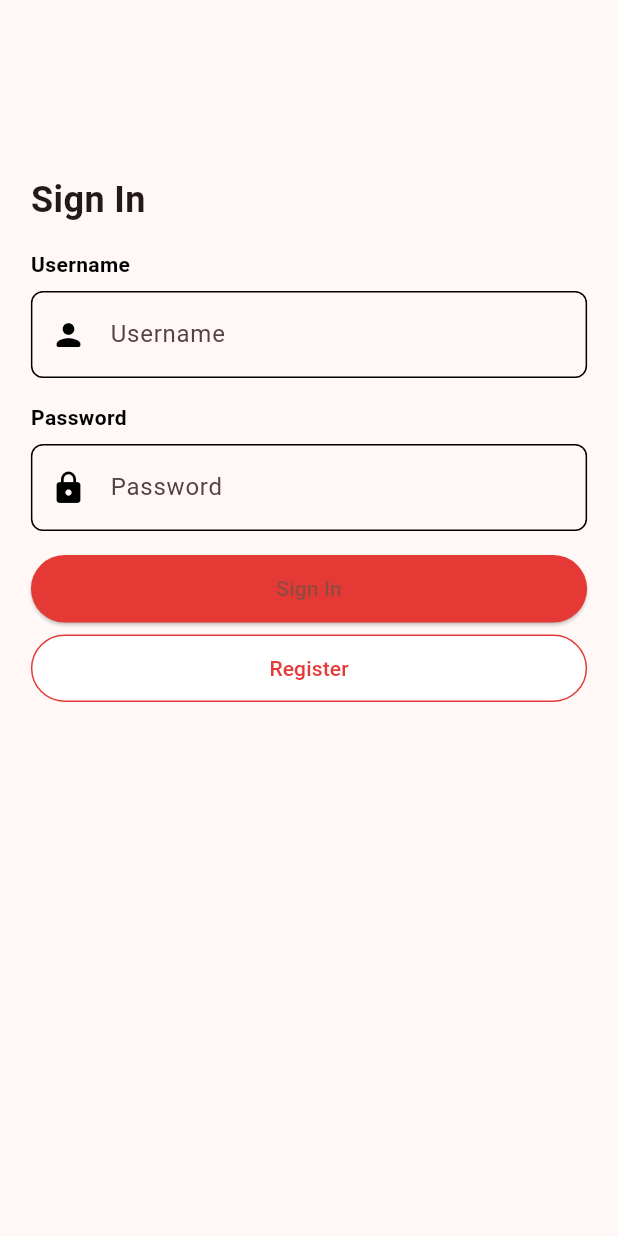
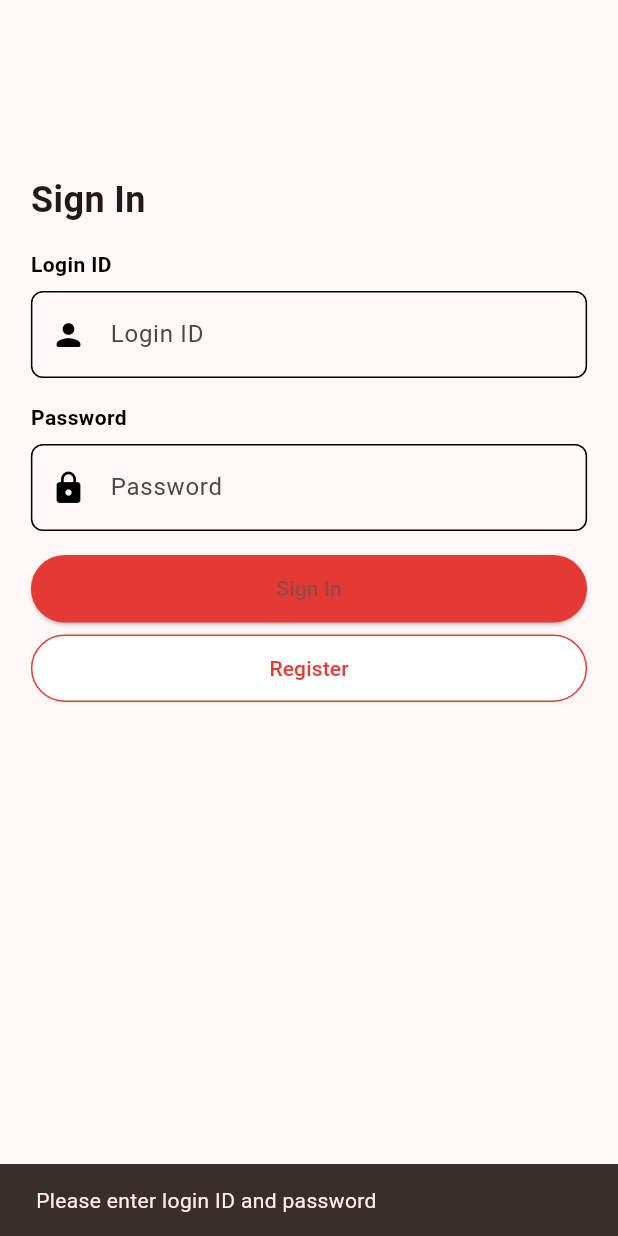
Before and after one commit to Benita-dart/PrimusSuites, a Flutter app: the Signin screen opened directly, after a tap on "Sign In", on a phone screen of 412 x 824 dp. Run offline on Flutter 3.47's test engine with Material 3 defaults, Android fonts, the phone set to English and light mode, and no system bars; our stand-ins replace qr_flutter; network calls fail.

Commit message:
Fixed issues with sign in, get account and dashboard

```diff
--- a/lib/features/Home Scree/views/buyairtime.dart
+++ b/lib/features/Home Scree/views/buyairtime.dart
@@ -24,7 +24,7 @@ class BuyAirtime extends StatelessWidget {
                   IconButton(onPressed: () {
                     Navigator.push(context,
                         MaterialPageRoute(
-                            builder: (context) => MyHomePage(username: '',)
+                            builder: (context) => MyHomePage(token: '',)
                         ));
                   }, icon: const Icon(CupertinoIcons.back)),
                   const Text('Buy Airtime',
--- a/lib/features/Home Scree/views/receivemoney.dart
+++ b/lib/features/Home Scree/views/receivemoney.dart
@@ -25,7 +25,7 @@ class ReceiveMoney extends StatelessWidget {
                   IconButton(onPressed: () {
                     Navigator.push(context,
                         MaterialPageRoute(
-                            builder: (context) => MyHomePage(username: '',)
+                            builder: (context) => MyHomePage(token: '',)
                         ));
                   }, icon: const Icon(CupertinoIcons.back)),
                  const  Text('Receive Money', style: TextStyle(
--- a/lib/features/Home Scree/views/transfer_success.dart
+++ b/lib/features/Home Scree/views/transfer_success.dart
@@ -57,7 +57,7 @@ class TransferSuccessScreen extends StatelessWidget {
                   onPressed: () {
                   Navigator.push(context,
                        MaterialPageRoute(
-                           builder: (context) => MyHomePage(username: '',)
+                           builder: (context) => MyHomePage(token: '',)
                        ));
                   },
                   style: ButtonStyle(
--- a/lib/features/authentication/views/signin.dart
+++ b/lib/features/authentication/views/signin.dart
@@ -1,3 +1,5 @@
+import 'dart:convert';
+
 import 'package:flutter/material.dart';
 import 'package:http/http.dart' as http;
 import 'package:primus_suites/common/widgets/colors.dart';
@@ -10,6 +12,8 @@ class Signin extends StatelessWidget {
   @override
   Widget build(BuildContext context) {
     final Size size = MediaQuery.of(context).size;
+    final TextEditingController loginIdController = TextEditingController();
+    final TextEditingController passwordController = TextEditingController();
 
     return Scaffold(
       body: SingleChildScrollView(
@@ -31,66 +35,80 @@ class Signin extends StatelessWidget {
                 ),
                 const SizedBox(height: 16.0),
                 CustomLabeledInput(
-                  label: 'Username',
-                  title: 'Username',
+                  label: 'Login ID',
+                  title: 'Login ID',
                   prefixIcon: Icons.person_rounded,
+                  controller: loginIdController,
                 ),
                 CustomLabeledInput(
                   label: 'Password',
                   title: 'Password',
                   prefixIcon: Icons.lock,
                   obscureText: true,
+                  controller: passwordController,
                 ),
                 SizedBox(
                   width: size.width * 0.9,
                   height: 45,
                   child: ElevatedButton(
                     onPressed: () async {
-                      // Get the values of username and password from the TextFormField
-                      final usernameController = TextEditingController();
-                      final passwordController = TextEditingController();
+                      String loginId = loginIdController.text.trim();
+                      String password = passwordController.text.trim();
 
-                      String username = usernameController.text;
-                      String password = passwordController.text;
-
-                      // Make sure username and password are not empty
-                      if (username.isEmpty || password.isEmpty) {
-                        // Show an error message or toast
+                      // Validate input
+                      if (loginId.isEmpty || password.isEmpty) {
+                        ScaffoldMessenger.of(context).showSnackBar(
+                          SnackBar(content: Text('Please enter login ID and password')),
+                        );
                         return;
                       }
 
                       // API endpoint
-                      String apiUrl = 'https://44.215.210.13:3007/api/v1/users/login';
+                      String apiUrl = 'https://dev-api-gateway.primussuite.com/api/v1/users/pre-login';
 
                       try {
-                        // Make POST request
                         var response = await http.post(
                           Uri.parse(apiUrl),
                           body: {
-                            'username': username,
+                            'loginId': loginId,
                             'password': password,
                           },
                         );
 
                         // Check status code
                         if (response.statusCode == 200) {
-                          Navigator.push(
-                            context,
-                            MaterialPageRoute(builder: (context) => MyHomePage(username: '',)),
+
+                          var data = json.decode(response.body);
+                          String token = data['token'];
+                          print('Token: $token');
+
+                          Navigator.push(context,
+                          MaterialPageRoute(builder: (context) => MyHomePage(token: token))
                           );
                         } else {
-                          // Handle other status codes (e.g., show error message)
-                          // You might want to decode the response body for more specific error handling
-                          print('Error: ${response.reasonPhrase}');
+                          String errorMessage = 'Failed to sign in. Please try again.';
+                          if (response.statusCode == 401) {
+                            errorMessage = 'Invalid login ID or password.';
+                          }
+                          ScaffoldMessenger.of(context).showSnackBar(
+                            SnackBar(content: Text(errorMessage)),
+                          );
+                          // Debug error
+                          print('Signin Error: ${response.reasonPhrase}');
+                          print('Response body: ${response.body}');
                         }
                       } catch (e) {
                         // Handle exceptions
-                        print('Error: $e');
+                        ScaffoldMessenger.of(context).showSnackBar(
+                          SnackBar(content: Text('Error: $e')),
+                        );
+                        // Debug error
+                        print('Signin Exception: $e');
                       }
+
                     },
                     style: ButtonStyle(
-                      backgroundColor:
-                      MaterialStateProperty.all(AppColors.buttonColor),
+                      backgroundColor: MaterialStateProperty.all(AppColors.buttonColor),
                     ),
                     child: const Text('Sign In'),
                   ),
@@ -104,15 +122,15 @@ class Signin extends StatelessWidget {
                       Navigator.push(
                         context,
                         MaterialPageRoute(
-                          builder: (context) => CreateAccountScreen(username: '',),
+                          builder: (context) => CreateAccountScreen(username: ''),
                         ),
                       );
                     },
                     style: ButtonStyle(
-                      backgroundColor:
-                      MaterialStateProperty.all(AppColors.signInButtonColor),
+                      backgroundColor: MaterialStateProperty.all(AppColors.signInButtonColor),
                       side: MaterialStateProperty.all(
-                          const BorderSide(color: AppColors.signInButtonBorderColor)),
+                        const BorderSide(color: AppColors.signInButtonBorderColor),
+                      ),
                     ),
                     child: const Text(
                       'Register',
@@ -134,12 +152,14 @@ class CustomLabeledInput extends StatelessWidget {
   final String title;
   final IconData prefixIcon;
   final bool obscureText;
+  final TextEditingController? controller;
 
   const CustomLabeledInput({
     required this.label,
     required this.title,
     required this.prefixIcon,
     this.obscureText = false,
+    this.controller,
   });
 
   @override
@@ -167,6 +187,7 @@ class CustomLabeledInput extends StatelessWidget {
             ),
           ),
           child: TextFormField(
+            controller: controller,
             decoration: InputDecoration(
               labelText: label,
               prefixIcon: Icon(prefixIcon, color: Colors.black),
--- a/lib/features/authentication/views/signup.dart
+++ b/lib/features/authentication/views/signup.dart
@@ -38,7 +38,7 @@ class CreateAccountScreen extends StatelessWidget {
       // User created successfully, you can navigate to the next screen
       Navigator.push(
         context,
-        MaterialPageRoute(builder: (context) => MyHomePage(username: '',)),
+        MaterialPageRoute(builder: (context) => MyHomePage(token: '',)),
       );
     } else {
       // If the server returns an error
--- a/lib/main.dart
+++ b/lib/main.dart
@@ -1,6 +1,7 @@
 import 'package:flutter/material.dart';
 import 'package:primus_suites/common/widgets/colors.dart';
 import 'package:primus_suites/features/Home%20Scree/views/dashboard.dart';
+import 'package:primus_suites/features/authentication/views/signin.dart';
 // import 'package:primus_suites/features/Home%20Scree/views/buyairtime.dart';
 // import 'package:primus_suites/features/Home%20Scree/views/receivemoney.dart';
 // import 'package:primus_suites/features/Home%20Scree/views/sendmoney.dart';
@@ -33,7 +34,7 @@ class MyApp extends StatelessWidget {
       theme: ThemeData(
         colorScheme: ColorScheme.fromSeed(seedColor: AppColors.primaryColor),
       ),
-      home: MyHomePage(username: '',),
+      home: Signin(),
 
     );
   }
```
Also changed, not shown: lib/features/Home Scree/views/dashboard.dart (+59 -5 lines), lib/features/Home Scree/views/sendmoney.dart (+4 -6 lines).
